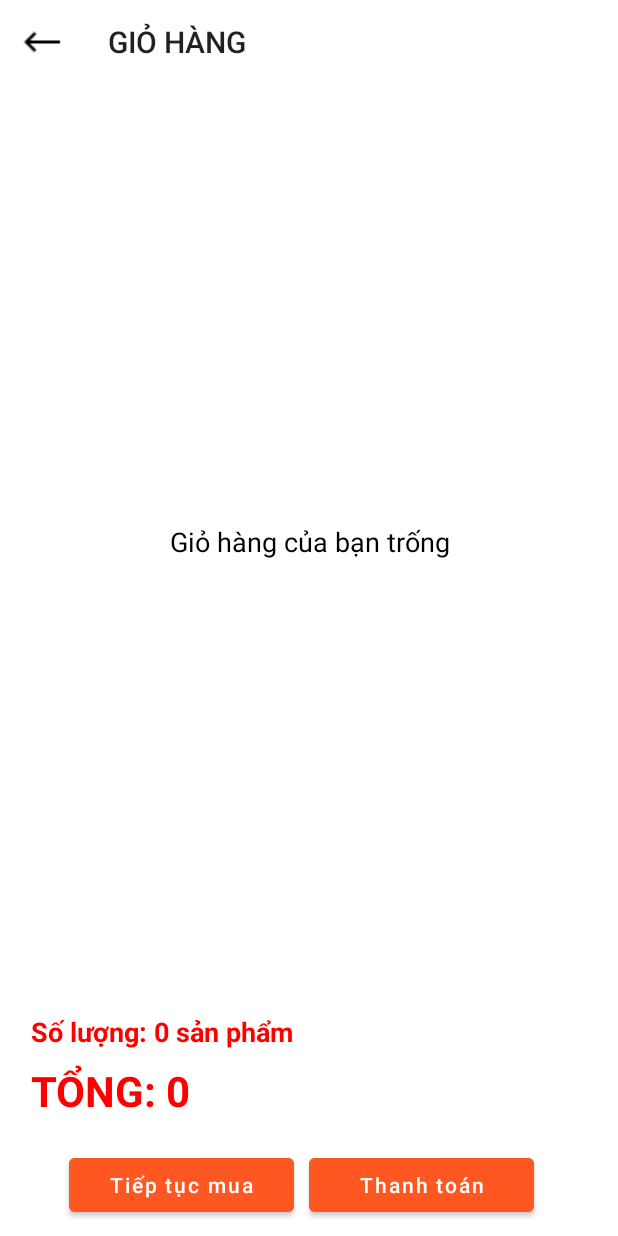
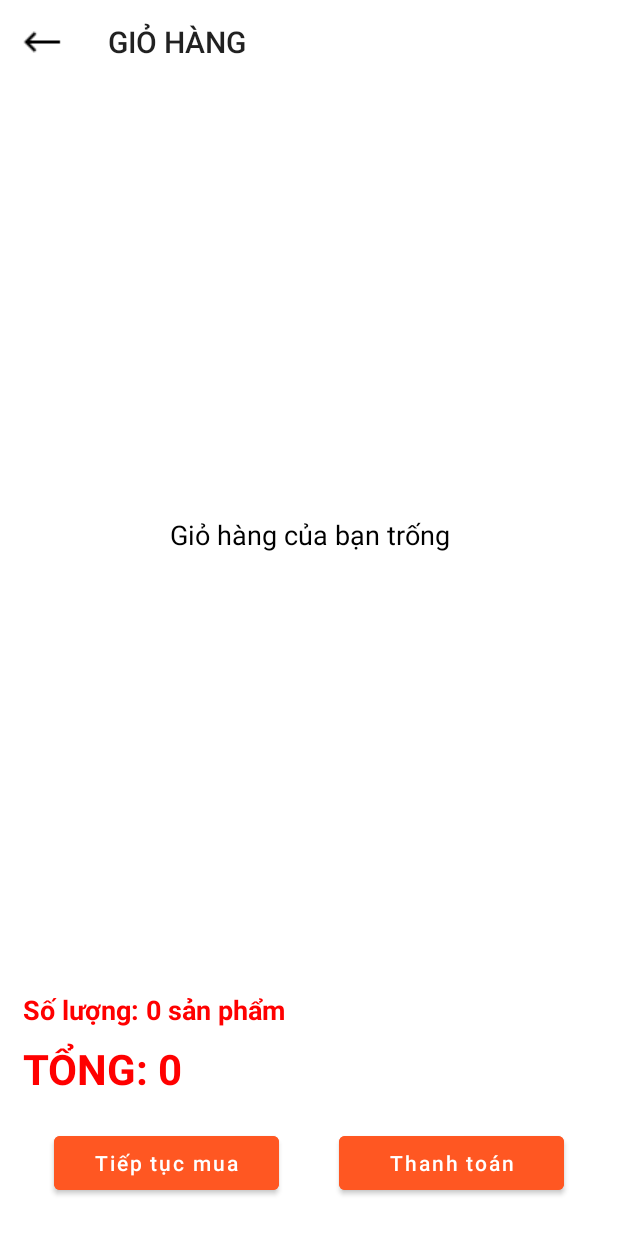
Before and after one commit to DoThanhNhan0701/Appmypham.Clone, an Android app: the MainActivity screen opened directly, with no data from a screen before it, after a tap on an icon or button, on a phone screen of 412 x 824 dp. Run offline under Robolectric (Android 15) with nearby library versions, the phone set to English and light mode, and no system bars; our stand-ins replace EventBus, RxJava; libraries missing offline, so code that uses them is left out: com.nex3z.notificationbadge, hu.akarnokd.rxjava3; pictures from the network do not load; 5 statements that could not run were skipped.

Commit message:
Code_update 08/10/2022 - 11:58

```diff
--- a/app/src/main/AndroidManifest.xml
+++ b/app/src/main/AndroidManifest.xml
@@ -17,6 +17,9 @@
         android:theme="@style/Theme.Appbanhang"
         android:usesCleartextTraffic="true"
         tools:targetApi="31">
+        <activity
+            android:name=".activity.SearchProductActivity"
+            android:exported="false" />
         <activity
             android:name=".activity.ViewOrderActivity"
             android:exported="false" />
--- a/app/src/main/java/com/example/appbanhang/activity/CartActivity.java
+++ b/app/src/main/java/com/example/appbanhang/activity/CartActivity.java
@@ -1,20 +1,20 @@
 package com.example.appbanhang.activity;
+
+import android.annotation.SuppressLint;
+import android.content.Intent;
+import android.os.Bundle;
+import android.view.View;
+import android.widget.Button;
+import android.widget.TextView;
+import android.widget.Toast;
+import android.widget.Toolbar;
 
 import androidx.appcompat.app.AppCompatActivity;
 import androidx.recyclerview.widget.LinearLayoutManager;
 import androidx.recyclerview.widget.RecyclerView;
 
-import android.annotation.SuppressLint;
-import android.content.Intent;
-import android.os.Bundle;
-import android.view.View;
-import android.widget.TextView;
-import android.widget.Toast;
-import android.widget.Toolbar;
-
 import com.example.appbanhang.R;
 import com.example.appbanhang.adapter.CartAdapter;
-import com.example.appbanhang.model.Cart;
 import com.example.appbanhang.utils.ArrayListCart;
 import com.example.appbanhang.utils.eventbus.TotalEventBus;
 
@@ -23,15 +23,14 @@ import org.greenrobot.eventbus.Subscribe;
 import org.greenrobot.eventbus.ThreadMode;
 
 import java.text.DecimalFormat;
-import java.util.ArrayList;
-import java.util.List;
 
 public class CartActivity extends AppCompatActivity {
 
     Toolbar toolbar;
     RecyclerView recyclerViewCart;
     TextView textViewNull;
-    TextView btntotalPrice, btnbackHome, btnPay, textAmount;
+    Button buttonPay, buttonBackHome;
+    TextView btntotalPrice, textAmount;
     CartAdapter cartAdapter;
     long priceTotal;
     int dem;
@@ -53,7 +52,7 @@ public class CartActivity extends AppCompatActivity {
     }
 
     private void payProduct() {
-        btnPay.setOnClickListener(new View.OnClickListener() {
+        buttonPay.setOnClickListener(new View.OnClickListener() {
             @Override
             public void onClick(View view) {
                 if(priceTotal == 0){
@@ -68,6 +67,16 @@ public class CartActivity extends AppCompatActivity {
                 }
             }
         });
+        buttonBackHome.setOnClickListener(new View.OnClickListener() {
+            @Override
+            public void onClick(View view) {
+                Intent intentMain = new Intent(getApplicationContext(), MainActivity.class);
+                startActivity(intentMain);
+                finish();
+            }
+        });
+
+
     }
 
     @SuppressLint("SetTextI18n")
@@ -138,8 +147,8 @@ public class CartActivity extends AppCompatActivity {
         recyclerViewCart = (RecyclerView) findViewById(R.id.RecycleViewCartUser);
         textViewNull = (TextView) findViewById(R.id.textNameCartNull);
 
-        btnbackHome = (TextView) findViewById(R.id.textViewBack_cart);
-        btnPay = (TextView) findViewById(R.id.textViewAddCartItem);
+        buttonBackHome = (Button) findViewById(R.id.textViewBack_cart);
+        buttonPay = (Button) findViewById(R.id.textViewAddCartItem);
 
         textAmount = (TextView) findViewById(R.id.textViewAmount_cart);
         btntotalPrice = (TextView) findViewById(R.id.textViewPrice_cart_tong);
--- a/app/src/main/java/com/example/appbanhang/activity/MainActivity.java
+++ b/app/src/main/java/com/example/appbanhang/activity/MainActivity.java
@@ -1,8 +1,4 @@
 package com.example.appbanhang.activity;
-
-import androidx.appcompat.app.AppCompatActivity;
-import androidx.recyclerview.widget.LinearLayoutManager;
-import androidx.recyclerview.widget.RecyclerView;
 
 import android.content.Context;
 import android.content.Intent;
@@ -13,19 +9,19 @@ import android.util.Log;
 import android.view.View;
 import android.view.animation.Animation;
 import android.view.animation.AnimationUtils;
-import android.widget.AdapterView;
 import android.widget.ImageView;
-import android.widget.ListView;
 import android.widget.TextView;
 import android.widget.Toast;
 import android.widget.ViewFlipper;
 
+import androidx.appcompat.app.AppCompatActivity;
+import androidx.recyclerview.widget.LinearLayoutManager;
+import androidx.recyclerview.widget.RecyclerView;
+
 import com.bumptech.glide.Glide;
 import com.example.appbanhang.R;
-import com.example.appbanhang.adapter.CartAdapter;
 import com.example.appbanhang.adapter.CategoryAdapter;
 import com.example.appbanhang.adapter.ProductAdapter;
-import com.example.appbanhang.model.Cart;
 import com.example.appbanhang.model.Category;
 import com.example.appbanhang.model.Product;
 import com.example.appbanhang.retrofit.ApiSell;
@@ -44,6 +40,7 @@ import io.reactivex.rxjava3.schedulers.Schedulers;
 
 public class MainActivity extends AppCompatActivity {
     TextView textViewUser;
+    TextView textViewSearch;
     ImageView imageViewDetailOrder;
     ImageView imageViewUser, imageLogin;
     ViewFlipper viewFlipper;
@@ -71,17 +68,26 @@ public class MainActivity extends AppCompatActivity {
         apiSell = RetrofitCliend.getInstance(Utils.BASE_URL).create(ApiSell.class);
         mapping();
 
-        if(ConnectInternet(this)){
+        if (ConnectInternet(this)) {
             actionViewFlipper();
             getProduct();
             getCategory();
             setActivityLayout();
             setDataUser();
-
-        }else{
+            searchProduct();
+        } else {
             Toast.makeText(getApplicationContext(), "notConnect", Toast.LENGTH_SHORT).show();
         }
+    }
 
+    private void searchProduct() {
+        textViewSearch.setOnClickListener(new View.OnClickListener() {
+            @Override
+            public void onClick(View view) {
+                Intent intentSearch = new Intent(getApplicationContext(), SearchProductActivity.class);
+                startActivity(intentSearch);
+            }
+        });
     }
 
     private void setDataUser() {
@@ -90,6 +96,9 @@ public class MainActivity extends AppCompatActivity {
     }
 
     private void setActivityLayout() {
+        if(ArrayListCart.arrayListCart == null){
+            ArrayListCart.arrayListCart = new ArrayList<>();
+        }
         floatingActionButton.setOnClickListener(new View.OnClickListener() {
             @Override
             public void onClick(View view) {
@@ -106,13 +115,13 @@ public class MainActivity extends AppCompatActivity {
         });
     }
 
-    private void getProduct(){
+    private void getProduct() {
         compositeDisposable.add(apiSell.getProduct()
                 .subscribeOn(Schedulers.io())
                 .observeOn(AndroidSchedulers.mainThread())
                 .subscribe(
                         productModel -> {
-                            if(productModel.isSuccess()){
+                            if (productModel.isSuccess()) {
                                 listItemsProducts = productModel.getResult();
                                 productAdapter = new ProductAdapter(getApplicationContext(), listItemsProducts);
                                 recyclerViewProduct.setAdapter(productAdapter);
@@ -125,13 +134,13 @@ public class MainActivity extends AppCompatActivity {
         );
     }
 
-    private void getCategory(){
+    private void getCategory() {
         compositeDisposable.add(apiSell.getCategory()
                 .subscribeOn(Schedulers.io())
                 .observeOn(AndroidSchedulers.mainThread())
                 .subscribe(
-                categoryModel ->{
-                    Log.d("#", "test : "+ categoryModel.getResult());
+                        categoryModel -> {
+                            Log.d("#", "test : " + categoryModel.getResult());
                             if (categoryModel.isSuccess()) {
                                 categoryList = categoryModel.getResult();
                                 categoryAdapter = new CategoryAdapter(getApplicationContext(), categoryList);
@@ -151,7 +160,7 @@ public class MainActivity extends AppCompatActivity {
         listItemsQuangcao.add("http://mauweb.monamedia.net/thegioididong/wp-content/uploads/2017/12/banner-Le-hoi-phu-kien-800-300.png");
         listItemsQuangcao.add("http://mauweb.monamedia.net/thegioididong/wp-content/uploads/2017/12/banner-HC-Tra-Gop-800-300.png");
         listItemsQuangcao.add("http://mauweb.monamedia.net/thegioididong/wp-content/uploads/2017/12/banner-big-ky-nguyen-800-300.jpg");
-        for (int i = 0 ; i < listItemsQuangcao.size(); i++){
+        for (int i = 0; i < listItemsQuangcao.size(); i++) {
             ImageView imageView = new ImageView(getApplicationContext());
             Glide.with(getApplicationContext()).load(listItemsQuangcao.get(i)).into(imageView);
             imageView.setScaleType(ImageView.ScaleType.FIT_XY);
@@ -165,15 +174,14 @@ public class MainActivity extends AppCompatActivity {
         viewFlipper.setOutAnimation(slide_left);
     }
 
-    private boolean ConnectInternet(Context context){
+    private boolean ConnectInternet(Context context) {
         ConnectivityManager connectivityManager = (ConnectivityManager) context.getSystemService(Context.CONNECTIVITY_SERVICE);
         NetworkInfo wifi = connectivityManager.getNetworkInfo(ConnectivityManager.TYPE_WIFI);
         NetworkInfo mobile = connectivityManager.getNetworkInfo(ConnectivityManager.TYPE_MOBILE);
-        if((wifi != null && wifi.isConnected()) || (mobile != null && mobile.isConnected())){
+        if ((wifi != null && wifi.isConnected()) || (mobile != null && mobile.isConnected())) {
             Log.d("connect", "Connect thanh cong");
             return true;
-        }
-        else{
+        } else {
             Log.d("connect", "Connect that bai");
             return false;
         }
@@ -187,6 +195,7 @@ public class MainActivity extends AppCompatActivity {
     }
 
     private void mapping() {
+        textViewSearch = (TextView) findViewById(R.id.txtSearchNameProduct);
         textViewUser = (TextView) findViewById(R.id.textNameUser);
         imageLogin = (ImageView) findViewById(R.id.imageLogin);
         viewFlipper = (ViewFlipper) findViewById(R.id.viewFlipper);
@@ -208,5 +217,4 @@ public class MainActivity extends AppCompatActivity {
 
 
     }
-
 }
--- a/app/src/main/java/com/example/appbanhang/adapter/ProductAdapter.java
+++ b/app/src/main/java/com/example/appbanhang/adapter/ProductAdapter.java
@@ -77,7 +77,6 @@ public class ProductAdapter extends RecyclerView.Adapter<ProductAdapter.MyViewHo
         else{
             holder.textViewName.setText(nameProduct.substring(0, 16) +"...");
         }
-
         DecimalFormat decimalFormat = new DecimalFormat("###,###,###");
         holder.textViewPrice_new.setText(decimalFormat.format(Double
                 .parseDouble(String.valueOf(product.getPrice_new()))) + "đ");
--- a/app/src/main/java/com/example/appbanhang/retrofit/ApiSell.java
+++ b/app/src/main/java/com/example/appbanhang/retrofit/ApiSell.java
@@ -77,4 +77,9 @@ public interface ApiSell {
             @Field("iduser") int iduser
     );
 
+    @POST("searchproduct.php")
+    @FormUrlEncoded
+    Observable<ProductModel> getSearchProduct(
+            @Field("search") String search
+    );
 }
--- a/app/src/main/res/layout/activity_cart.xml
+++ b/app/src/main/res/layout/activity_cart.xml
@@ -19,35 +19,35 @@
     </Toolbar>
 
     <LinearLayout
-        android:layout_weight="9.3"
+        android:layout_width="match_parent"
+        android:layout_height="wrap_content"
         android:layout_margin="5dp"
         android:layout_marginTop="0dp"
-        android:orientation="vertical"
-        android:layout_width="match_parent"
-        android:layout_height="wrap_content">
+        android:layout_weight="9.3"
+        android:orientation="vertical">
 
         <TextView
             android:id="@+id/textNameCartNull"
+            android:layout_width="match_parent"
+            android:layout_height="match_parent"
             android:gravity="center"
-            android:visibility="gone"
+            android:text="@string/nullcart"
             android:textColor="@color/black"
             android:textSize="18sp"
-            android:text="@string/nullcart"
-            android:layout_width="match_parent"
-            android:layout_height="match_parent">
+            android:visibility="gone">
 
         </TextView>
+
         <androidx.recyclerview.widget.RecyclerView
             android:id="@+id/RecycleViewCartUser"
             android:layout_width="match_parent"
-            android:layout_height="515dp">
-        </androidx.recyclerview.widget.RecyclerView>
+            android:layout_height="510dp"></androidx.recyclerview.widget.RecyclerView>
     </LinearLayout>
 
     <LinearLayout
         android:layout_weight="0.7"
-        android:layout_margin="5dp"
         android:layout_marginBottom="0dp"
+        android:layout_gravity="bottom"
         android:orientation="vertical"
         android:layout_width="match_parent"
         android:layout_height="wrap_content">
@@ -81,6 +81,7 @@
             android:orientation="horizontal"
             android:gravity="center"
             android:layout_marginTop="20dp"
+            android:layout_marginBottom="20dp"
             android:layout_width="match_parent"
             android:layout_height="wrap_content">
 
@@ -88,8 +89,7 @@
                 android:id="@+id/textViewBack_cart"
                 android:layout_width="150dp"
                 android:layout_height="wrap_content"
-                android:layout_marginEnd="10dp"
-
+                android:layout_marginRight="20dp"
                 android:backgroundTint="@color/purple_700"
                 android:text="@string/next"
                 android:textAllCaps="false">
@@ -100,7 +100,7 @@
                 android:id="@+id/textViewAddCartItem"
                 android:textAllCaps="false"
                 android:backgroundTint="@color/purple_700"
-                android:layout_marginEnd="10dp"
+                android:layout_marginLeft="20dp"
                 android:text="@string/pay"
                 android:layout_width="150dp"
                 android:layout_height="wrap_content">
--- a/app/src/main/res/values/strings.xml
+++ b/app/src/main/res/values/strings.xml
@@ -33,5 +33,8 @@
     <string name="nameproduct">TNhan</string>
     <string name="product">SẢN PHẨM</string>
     <string name="title_cart">ĐƠN HÀNG</string>
+    <string name="date">Ngày</string>
+    <string name="search">Search</string>
+    <string name="search_input">Search...</string>
 
 </resources>
```
Also changed, not shown: app/src/main/java/com/example/appbanhang/activity/SearchProductActivity.java (added, +122 -0 lines), app/src/main/java/com/example/appbanhang/activity/ViewOrderActivity.java (+19 -8 lines), app/src/main/java/com/example/appbanhang/adapter/DetailOrderAdapter.java (added, +70 -0 lines), app/src/main/java/com/example/appbanhang/adapter/OrderAdapter.java (added, +71 -0 lines), app/src/main/java/com/example/appbanhang/adapter/SlideAdapter.java (+7 -4 lines), app/src/main/java/com/example/appbanhang/model/ProductOrder.java (+18 -0 lines), app/src/main/java/com/example/appbanhang/model/ViewOrder.java (+10 -0 lines), app/src/main/res/layout/activity_main.xml (+9 -9 lines), app/src/main/res/layout/activity_search_product.xml (added, +33 -0 lines), app/src/main/res/layout/items_detail_order.xml (+6 -7 lines), app/src/main/res/layout/items_order.xml (+21 -3 lines). Lines whose indentation alone changed are shown as unchanged.
